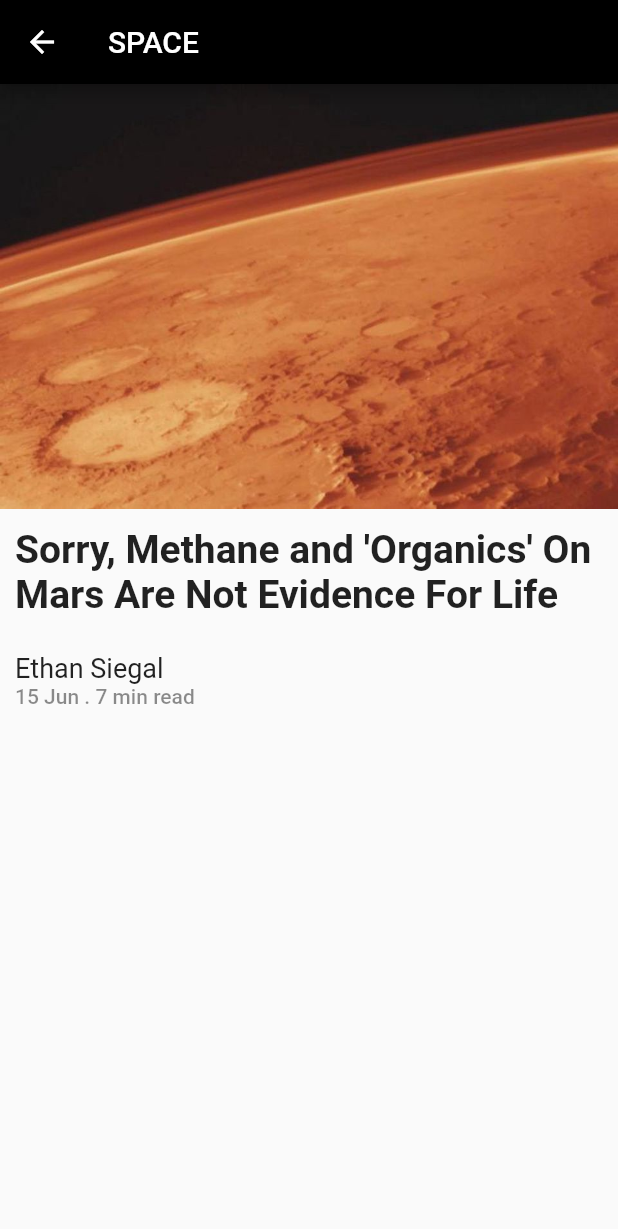
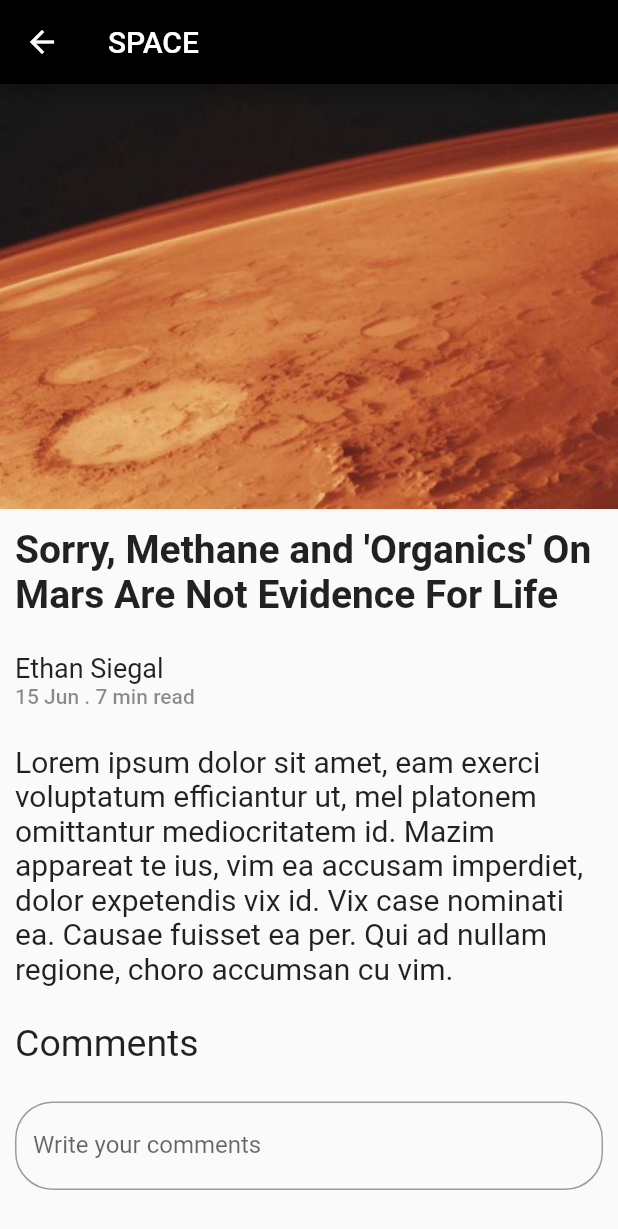
Before and after one commit to ac491/Channel, a Flutter app: the screen it shows after launch, after a tap on "SPACE", on a phone screen of 412 x 824 dp. Shown: the top 1229 px of the screen. Run offline on Flutter 3.47's test engine with Material 2 defaults, Android fonts, the phone set to English and light mode, and no system bars; Roboto replaces fonts that are missing (Poppins).

Commit message:
Updated blog display page

```diff
--- a/lib/main.dart
+++ b/lib/main.dart
@@ -311,7 +311,8 @@ class DisplayBlog extends StatelessWidget {
         backgroundColor: Colors.black,
       ),
 
-      body: Column(
+      body: new SingleChildScrollView(
+          child : Column(
             crossAxisAlignment: CrossAxisAlignment.start,
             children: <Widget>[
                 Row(
@@ -352,7 +353,46 @@ class DisplayBlog extends StatelessWidget {
                     ],
                   )
               ),
+              Padding(
+                padding: const EdgeInsets.fromLTRB(10.0,12.0,10.0,12.0),
+                child: Row(
+                  mainAxisAlignment: MainAxisAlignment.spaceBetween,
+                  children: <Widget>[
+                    Flexible(child: Text(blog.content, style: TextStyle(fontWeight: FontWeight.normal, fontSize: 20.0),), flex: 3,),
                   ],
+                ),
+              ),
+              Padding(padding: const EdgeInsets.fromLTRB(10.0,12.0,10.0,12.0),
+              child: Text('Comments',
+                style: new TextStyle(fontSize: 25.0),)),
+
+              Padding(
+              padding: const EdgeInsets.fromLTRB(10.0,12.0,10.0,12.0),
+              child: TextFormField(
+                    decoration: new InputDecoration(
+                    labelText: "Write your comments",
+                    fillColor: Colors.white,
+                    border: new OutlineInputBorder(
+                      borderRadius: new BorderRadius.circular(25.0),
+                      borderSide: new BorderSide(
+                      ),
+                    ),
+                  ),
+                  validator: (val) {
+                    if(val.length==0) {
+                      return "Comments cannot be empty";
+                    }else{
+                      return null;
+                    }
+                  },
+                  keyboardType: TextInputType.text,
+                  style: new TextStyle(
+                    fontFamily: "Poppins",
+                  ),
+                ),
+              ),
+          ],
+        ),
       ),
     );
   }
@@ -365,8 +405,9 @@ class Blog {
   String date;
   String image;
   String readTime;
+  String content;
 
-  Blog(this.category, this.title, this.author, this.date, this.image, this.readTime);
+  Blog(this.category, this.title, this.author, this.date, this.image, this.readTime, this.content);
 
 }
 
@@ -406,9 +447,16 @@ class Blogs {
     "umbrella.jpeg"
   ];
 
+  static var content = [
+    "Lorem ipsum dolor sit amet, eam exerci voluptatum efficiantur ut, mel platonem omittantur mediocritatem id. Mazim appareat te ius, vim ea accusam imperdiet, dolor expetendis vix id. Vix case nominati ea. Causae fuisset ea per. Qui ad nullam regione, choro accumsan cu vim.",
+    "Lorem ipsum dolor sit amet, eam exerci voluptatum efficiantur ut, mel platonem omittantur mediocritatem id. Mazim appareat te ius, vim ea accusam imperdiet, dolor expetendis vix id. Vix case nominati ea. Causae fuisset ea per. Qui ad nullam regione, choro accumsan cu vim.",
+    "Lorem ipsum dolor sit amet, eam exerci voluptatum efficiantur ut, mel platonem omittantur mediocritatem id. Mazim appareat te ius, vim ea accusam imperdiet, dolor expetendis vix id. Vix case nominati ea. Causae fuisset ea per. Qui ad nullam regione, choro accumsan cu vim.",
+    "Lorem ipsum dolor sit amet, eam exerci voluptatum efficiantur ut, mel platonem omittantur mediocritatem id. Mazim appareat te ius, vim ea accusam imperdiet, dolor expetendis vix id. Vix case nominati ea. Causae fuisset ea per. Qui ad nullam regione, choro accumsan cu vim.",
+  ];
+
   static getArticle(int position) {
     return Blog(
         categoryTitles[position], titles[position], authorNames[position],
-        date[position], imageAssetName[position], readTimes[position]);
+        date[position], imageAssetName[position], readTimes[position], content[position]);
   }
 }
```
Lines whose indentation alone changed are shown as unchanged.
